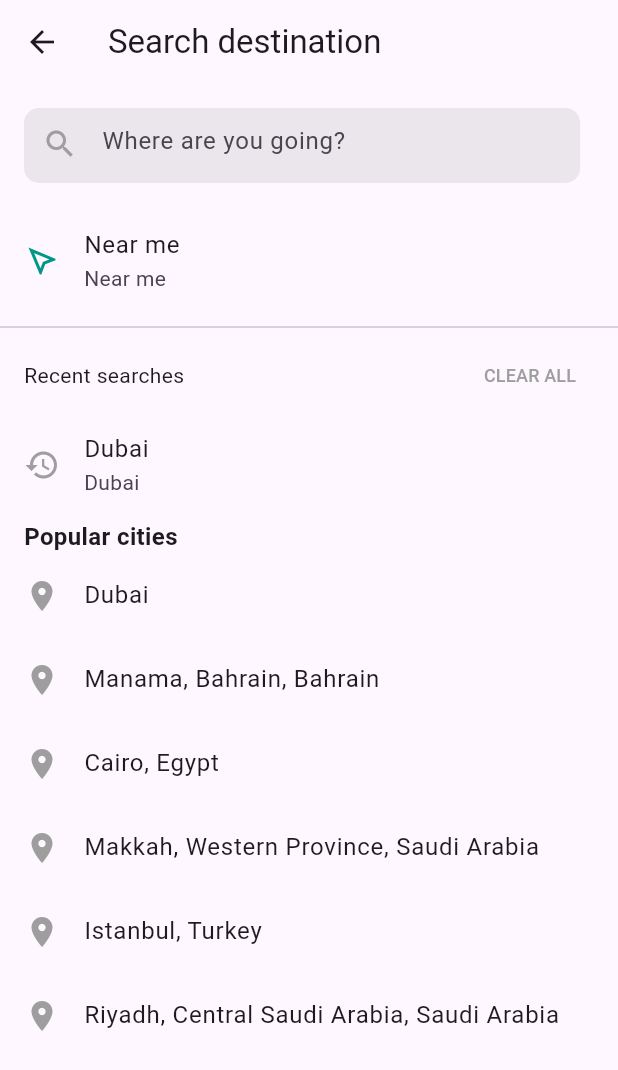
After one commit to wogoodwael/hotels, a Flutter app: the SearchHotelsPage screen opened directly, after a tap on "Destination", on a phone screen of 412 x 824 dp. The commit adds this screen. Shown: the top 1070 px of the screen. Run offline on Flutter 3.47's test engine with Material 3 defaults, Android fonts, the phone set to English and light mode, and no system bars; our stand-ins replace awesome_snackbar_content, country_picker, geocoding, geolocator, get, hive and 1 more; accounts and stored records are empty; network calls fail.

Commit message:
search hotels view

```diff
--- a/lib/features/Hotels/searchHotel/data/api/nearest_hotels_api.dart
+++ b/lib/features/Hotels/searchHotel/data/api/nearest_hotels_api.dart
@@ -23,7 +23,7 @@ class NearestHotelsApi {
       // };
 
       final uri = Uri.parse(
-          '$baseUrl/amadeus/hotels/list-by-geocode?latitude=41.015137&longitude=28.979530'); //must be dynamic
+          '$baseUrl/amadeus/hotels/list-by-geocode?latitude=41.015137&longitude=28.979530&ratings=[1,2,3,,4,5]'); //must be dynamic
 
       final response = await http.get(uri);
       print(response.body);
--- a/lib/features/Hotels/searchHotel/data/models/nearset_hotels_model.dart
+++ b/lib/features/Hotels/searchHotel/data/models/nearset_hotels_model.dart
@@ -50,6 +50,7 @@ class Hotel {
   final Address address;
   final Distance distance;
   final String lastUpdate;
+  final int rating;
   final dynamic hotellookId;
   final List<dynamic> photos;
 
@@ -63,6 +64,7 @@ class Hotel {
     required this.address,
     required this.distance,
     required this.lastUpdate,
+    required this.rating,
     required this.hotellookId,
     required this.photos,
   });
@@ -80,6 +82,7 @@ class Hotel {
       lastUpdate: json['lastUpdate'] ?? '',
       hotellookId: json['hotellook_id'],
       photos: json['photos'] ?? [],
+      rating: json['rating'] ?? 0,
     );
   }
 }
--- /dev/null
+++ b/lib/features/Hotels/searchHotel/presentation/search_hotel_view.dart
@@ -0,0 +1,219 @@
+import 'package:flutter/material.dart';
+import 'package:get/get.dart';
+import 'package:hive_flutter/hive_flutter.dart';
+import 'package:geolocator/geolocator.dart';
+import 'package:flights/features/Hotels/searchHotel/domain/nearest_hotels_controller.dart';
+import 'package:geocoding/geocoding.dart';
+import 'search_hotels_page.dart';
+//*need refactor
+class SearchHotelView extends StatefulWidget {
+  const SearchHotelView({super.key});
+
+  @override
+  State<SearchHotelView> createState() => _SearchHotelViewState();
+}
+
+class _SearchHotelViewState extends State<SearchHotelView> {
+  final TextEditingController _searchController = TextEditingController();
+  final hotelBox = Hive.box('hotelData');
+  final nearestHotelsController = Get.find<NearestHotelsController>();
+  String currentCity = 'Near me';
+  bool showNearbyHotels = false;
+
+  Future<void> _getCurrentLocation() async {
+    LocationPermission permission = await Geolocator.checkPermission();
+    if (permission == LocationPermission.denied) {
+      permission = await Geolocator.requestPermission();
+      if (permission == LocationPermission.denied) {
+        debugPrint('Location permission denied');
+        return;
+      }
+    }
+
+    try {
+      Position position = await Geolocator.getCurrentPosition(
+        desiredAccuracy: LocationAccuracy.high,
+      );
+
+      await nearestHotelsController.getNearestHotels(
+        latitude: position.latitude,
+        longitude: position.longitude,
+        radius: 100,
+      );
+
+      List<Placemark> placemarks = await placemarkFromCoordinates(
+        position.latitude,
+        position.longitude,
+      );
+
+      setState(() {
+        currentCity = placemarks.first.locality ?? 'Unknown location';
+        hotelBox.put('currentCity', currentCity);
+        showNearbyHotels = true;
+      });
+    } catch (e) {
+      debugPrint('Error getting current location: $e');
+    }
+  }
+
+  @override
+  Widget build(BuildContext context) {
+    return Scaffold(
+      appBar: AppBar(
+        title: const Text('Search destination'),
+        leading: IconButton(
+          icon: const Icon(Icons.arrow_back),
+          onPressed: () => Navigator.pop(context),
+        ),
+      ),
+      body: Column(
+        crossAxisAlignment: CrossAxisAlignment.start,
+        children: [
+          Container(
+            width: .9 * MediaQuery.of(context).size.width,
+            height: 50,
+            margin: const EdgeInsets.all(16),
+            decoration: BoxDecoration(
+              color: Colors.grey.withOpacity(.2),
+              borderRadius: BorderRadius.circular(10),
+            ),
+            child: TextField(
+              controller: _searchController,
+              decoration: const InputDecoration(
+                contentPadding: EdgeInsets.only(top: 10),
+                hintText: "Where are you going?",
+                border: InputBorder.none,
+                prefixIcon: Icon(
+                  Icons.search,
+                  color: Colors.grey,
+                ),
+              ),
+            ),
+          ),
+          ListTile(
+            leading: Transform.scale(
+              scaleX: -1,
+              child: const Icon(Icons.near_me_outlined, color: Colors.teal),
+            ),
+            title: Text(currentCity),
+            subtitle: const Text('Near me'),
+            onTap: _getCurrentLocation,
+          ),
+          const Divider(),
+          if (!showNearbyHotels) ...[
+            Padding(
+              padding: const EdgeInsets.symmetric(horizontal: 16.0),
+              child: Row(
+                mainAxisAlignment: MainAxisAlignment.spaceBetween,
+                children: [
+                  const Text('Recent searches'),
+                  TextButton(
+                    onPressed: () {
+                      hotelBox.clear();
+                    },
+                    child: const Text('CLEAR ALL',
+                        style: TextStyle(color: Colors.grey, fontSize: 12)),
+                  ),
+                ],
+              ),
+            ),
+            const ListTile(
+              leading: Icon(Icons.history, color: Colors.grey),
+              title: Text('Dubai'),
+              subtitle: Text('Dubai'),
+            ),
+            const Padding(
+              padding: EdgeInsets.symmetric(horizontal: 16.0),
+              child: Text(
+                'Popular cities ',
+                style: TextStyle(fontSize: 16, fontWeight: FontWeight.bold),
+              ),
+            ),
+            ListTile(
+              leading: const Icon(Icons.location_on, color: Colors.grey),
+              title: const Text('Dubai'),
+              onTap: () {
+                hotelBox.put('cityName', 'Dubai');
+                Get.offAll(() => const SearchHotelsPage());
+              },
+            ),
+            ListTile(
+              leading: const Icon(Icons.location_on, color: Colors.grey),
+              title: const Text('Manama, Bahrain, Bahrain'),
+              onTap: () {
+                hotelBox.put('cityName', 'Manama');
+                Get.offAll(() => const SearchHotelsPage());
+              },
+            ),
+            ListTile(
+              leading: const Icon(Icons.location_on, color: Colors.grey),
+              title: const Text('Cairo, Egypt'),
+              onTap: () {
+                hotelBox.put('cityName', 'Cairo');
+                Get.offAll(() => const SearchHotelsPage());
+              },
+            ),
+            ListTile(
+              leading: const Icon(Icons.location_on, color: Colors.grey),
+              title: const Text('Makkah, Western Province, Saudi Arabia'),
+              onTap: () {
+                hotelBox.put('cityName', 'Makkah');
+                Get.offAll(() => const SearchHotelsPage());
+              },
+            ),
+            ListTile(
+              leading: const Icon(Icons.location_on, color: Colors.grey),
+              title: const Text('Istanbul, Turkey'),
+              onTap: () {
+                hotelBox.put('cityName', 'Istanbul');
+                Get.offAll(() => const SearchHotelsPage());
+              },
+            ),
+            ListTile(
+              leading: const Icon(Icons.location_on, color: Colors.grey),
+              title: const Text('Riyadh, Central Saudi Arabia, Saudi Arabia'),
+              onTap: () {
+                hotelBox.put('cityName', 'Riyadh');
+                Get.offAll(() => const SearchHotelsPage());
+              },
+            ),
+          ] else ...[
+            Expanded(
+              child: Obx(() {
+                final hotels = nearestHotelsController.hotels?.data.data;
+                if (hotels == null || hotels.isEmpty) {
+                  return const Center(child: Text("No hotels found."));
+                }
+                return ListView.builder(
+                  padding: const EdgeInsets.symmetric(horizontal: 16),
+                  itemCount: hotels.length,
+                  itemBuilder: (context, index) {
+                    final hotel = hotels[index];
+                    return ListTile(
+                      leading: const Icon(Icons.hotel),
+                      title: Text(hotel.name),
+                      subtitle: Text(hotel.address.countryCode),
+                      trailing: Row(
+                        mainAxisSize: MainAxisSize.min,
+                        children: List.generate(
+                          hotel.rating,
+                          (index) => const Icon(Icons.star, size: 16, color: Colors.orange),
+                        ),
+                      ),
+                    );
+                  },
+                );
+              }),
+            ),
+          ],
+        ],
+      ),
+    );
+  }
+
+  @override
+  void dispose() {
+    _searchController.dispose();
+    super.dispose();
+  }
+}
--- a/lib/features/Hotels/searchHotel/presentation/search_hotels_page.dart
+++ b/lib/features/Hotels/searchHotel/presentation/search_hotels_page.dart
@@ -6,6 +6,7 @@ import 'package:hive_flutter/hive_flutter.dart';
 import 'package:intl/intl.dart';
 
 import '../../../../main.dart';
+import 'search_hotel_view.dart';
 
 class SearchHotelsPage extends StatefulWidget {
   const SearchHotelsPage({super.key});
@@ -18,25 +19,41 @@ class _SearchHotelsPageState extends State<SearchHotelsPage> {
   Map<String, dynamic>? locationData;
   bool isCleared = false;
   bool nonStop = false;
+  late Box hotelBox;
+  DateTime? checkInDate;
+  DateTime? checkOutDate;
+  String? cityName;
+  String? guests;
 
   @override
   void initState() {
     super.initState();
     _getCurrentLocation();
-
     _loadHotelData();
   }
 
   Future<void> _loadHotelData() async {
     try {
       if (!Hive.isBoxOpen('hotelData')) {
-        await Hive.openBox('hotelData');
+        hotelBox = await Hive.openBox('hotelData');
+      } else {
+        hotelBox = Hive.box('hotelData');
       }
-      final location = Hive.box('hotelData').get('location') ?? {};
+
+      final savedCityName = hotelBox.get('cityName');
+      final savedCheckIn = hotelBox.get('checkInDate');
+      final savedCheckOut = hotelBox.get('checkOutDate');
+      final savedGuests = hotelBox.get('guests');
+
       setState(() {
-        locationData = location != null
-            ? Map<String, dynamic>.from(location as Map)
-            : null;
+        cityName = savedCityName;
+        checkInDate = savedCheckIn != null
+            ? DateTime.parse(savedCheckIn)
+            : DateTime.now();
+        checkOutDate = savedCheckOut != null
+            ? DateTime.parse(savedCheckOut)
+            : DateTime.now().add(const Duration(days: 1));
+        guests = savedGuests ?? '1 Room, 2 Adults, 0 Children';
       });
     } catch (e) {
       debugPrint('Error loading hotel data: $e');
@@ -145,11 +162,11 @@ class _SearchHotelsPageState extends State<SearchHotelsPage> {
                 child: Column(
                   children: [
                     // Destination
-                    const ListTile(
+                    ListTile(
                       contentPadding: EdgeInsets.zero,
-                      leading:
-                          Icon(Icons.location_on_outlined, color: Colors.grey),
-                      title: Text(
+                      leading: const Icon(Icons.location_on_outlined,
+                          color: Colors.grey),
+                      title: const Text(
                         'Destination',
                         style: TextStyle(
                           color: Colors.grey,
@@ -157,12 +174,15 @@ class _SearchHotelsPageState extends State<SearchHotelsPage> {
                         ),
                       ),
                       subtitle: Text(
-                        'Damietta El-Gadeeda City, Egypt',
-                        style: TextStyle(
+                        cityName ?? 'Select city',
+                        style: const TextStyle(
                           color: Colors.black,
                           fontSize: 16,
                         ),
                       ),
+                      onTap: () {
+                        Get.to(() => const SearchHotelView());
+                      },
                     ),
                     const Divider(),
 
@@ -184,7 +204,7 @@ class _SearchHotelsPageState extends State<SearchHotelsPage> {
                                 ),
                                 Text(
                                   DateFormat('dd MMM, yyyy')
-                                      .format(DateTime.now()),
+                                      .format(checkInDate ?? DateTime.now()),
                                   style: const TextStyle(fontSize: 16),
                                 ),
                               ],
@@ -203,8 +223,9 @@ class _SearchHotelsPageState extends State<SearchHotelsPage> {
                                 ),
                                 Text(
                                   DateFormat('dd MMM, yyyy').format(
-                                      DateTime.now()
-                                          .add(const Duration(days: 1))),
+                                      checkOutDate ??
+                                          DateTime.now()
+                                              .add(const Duration(days: 1))),
                                   style: const TextStyle(fontSize: 16),
                                 ),
                               ],
@@ -212,14 +233,41 @@ class _SearchHotelsPageState extends State<SearchHotelsPage> {
                           ),
                         ],
                       ),
+                      onTap: () async {
+                        // Add date picker functionality here
+                        DateTimeRange? dateRange = await showDateRangePicker(
+                          context: context,
+                          firstDate: DateTime.now(),
+                          lastDate:
+                              DateTime.now().add(const Duration(days: 365)),
+                          initialDateRange: DateTimeRange(
+                            start: checkInDate ?? DateTime.now(),
+                            end: checkOutDate ??
+                                DateTime.now().add(const Duration(days: 1)),
+                          ),
+                        );
+
+                        if (dateRange != null) {
+                          setState(() {
+                            checkInDate = dateRange.start;
+                            checkOutDate = dateRange.end;
+                          });
+
+                          hotelBox.put(
+                              'checkInDate', dateRange.start.toIso8601String());
+                          hotelBox.put(
+                              'checkOutDate', dateRange.end.toIso8601String());
+                        }
+                      },
                     ),
                     const Divider(),
 
                     // Guests
-                    const ListTile(
+                    ListTile(
                       contentPadding: EdgeInsets.zero,
-                      leading: Icon(Icons.people_outline, color: Colors.grey),
-                      title: Text(
+                      leading:
+                          const Icon(Icons.people_outline, color: Colors.grey),
+                      title: const Text(
                         'Guests',
                         style: TextStyle(
                           color: Colors.grey,
@@ -227,12 +275,15 @@ class _SearchHotelsPageState extends State<SearchHotelsPage> {
                         ),
                       ),
                       subtitle: Text(
-                        '1 Room, 2 Adults, 0 Children',
-                        style: TextStyle(
+                        guests ?? '1 Room, 2 Adults, 0 Children',
+                        style: const TextStyle(
                           color: Colors.black,
                           fontSize: 16,
                         ),
                       ),
+                      onTap: () {
+                        // Add guest selection functionality here
+                      },
                     ),
 
                     const SizedBox(height: 20),
@@ -266,7 +317,7 @@ class _SearchHotelsPageState extends State<SearchHotelsPage> {
                     InkWell(
                       onTap: () async {
                         await _getCurrentLocation();
-                        Get.to(() =>  NearByHotelView());
+                        Get.to(() => const NearByHotelView());
                       },
                       child: Row(
                         spacing: 10,
--- a/pubspec.yaml
+++ b/pubspec.yaml
@@ -46,6 +46,7 @@ dependencies:
   camera: ^0.10.5+2
   country_picker: ^2.0.27
   awesome_snackbar_content: ^0.1.4
+  geocoding: ^3.0.0
 
 dev_dependencies:
   flutter_gen_runner: ^5.8.0
```
Also changed, not shown: lib/features/Hotels/searchHotel/presentation/nearby_hotel_view.dart (+12 -14 lines), pubspec.lock, 1 other file.
